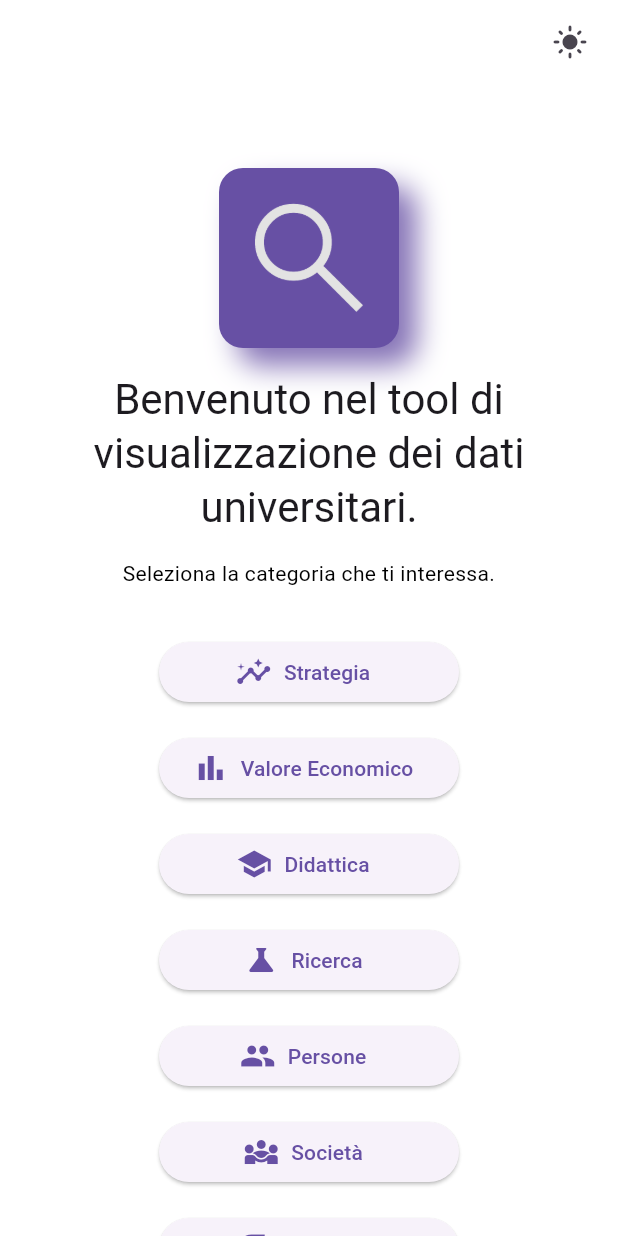
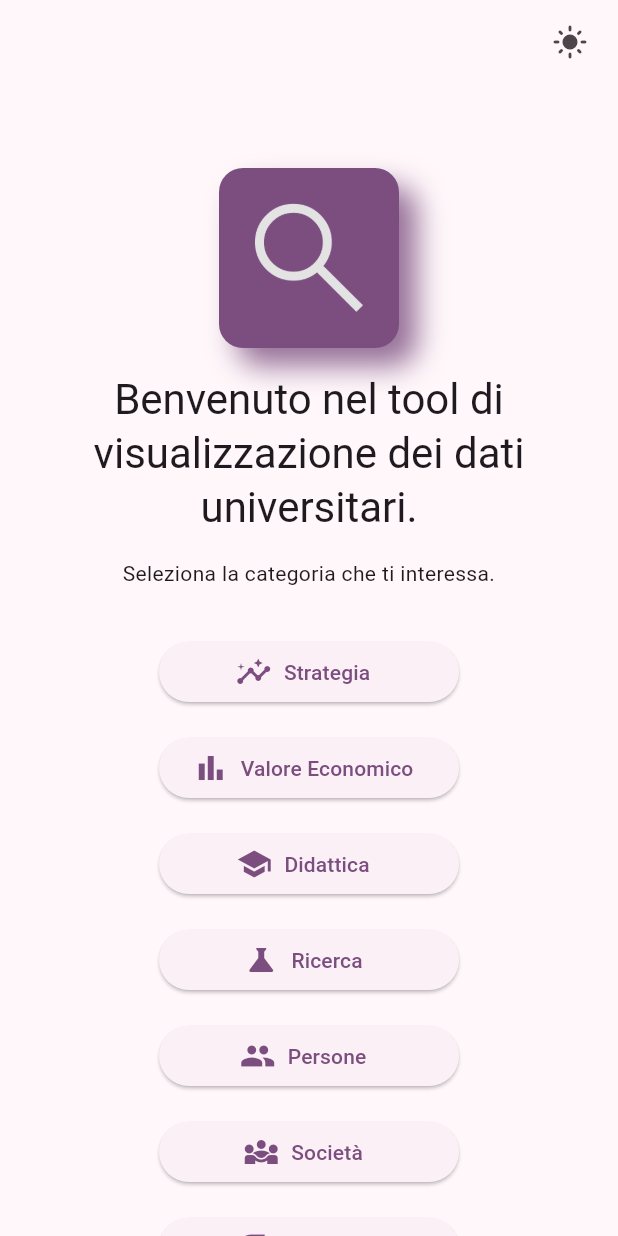
Before and after one commit to until-it-breaks/EcoReportNavigator, a Flutter app: the screen it shows after launch, on a phone screen of 412 x 824 dp. Run offline on Flutter 3.47's test engine with Material 3 defaults, Android fonts, the phone set to English and light mode, and no system bars; our stand-ins replace fl_chart.

Commit message:
Modified main.dart

```diff
--- a/frontend/app_client/lib/main.dart
+++ b/frontend/app_client/lib/main.dart
@@ -16,21 +16,19 @@ class MainApp extends StatelessWidget {
       valueListenable: themeNotifier,
       builder: (context, currentTheme, _) {
         return MaterialApp(
-          title: "Flutter JSON Demo",
+          title: "Data Navigator",
           theme: ThemeData(
-            brightness: Brightness.light,
-            primarySwatch: Colors.blue,
-            scaffoldBackgroundColor: Colors.white,
-            textTheme: const TextTheme(
-              bodyMedium: TextStyle(color: Colors.black),
+            useMaterial3: true,
+            colorScheme: ColorScheme.fromSeed(
+              seedColor: Colors.purple,
+              brightness: Brightness.light,
             ),
           ),
           darkTheme: ThemeData(
-            brightness: Brightness.dark,
-            primarySwatch: Colors.blue,
-            scaffoldBackgroundColor: Colors.black,
-            textTheme: const TextTheme(
-              bodyMedium: TextStyle(color: Colors.white),
+            useMaterial3: true,
+            colorScheme: ColorScheme.fromSeed(
+              seedColor: Colors.purple,
+              brightness: Brightness.dark,
             ),
           ),
           themeMode: currentTheme,
```
